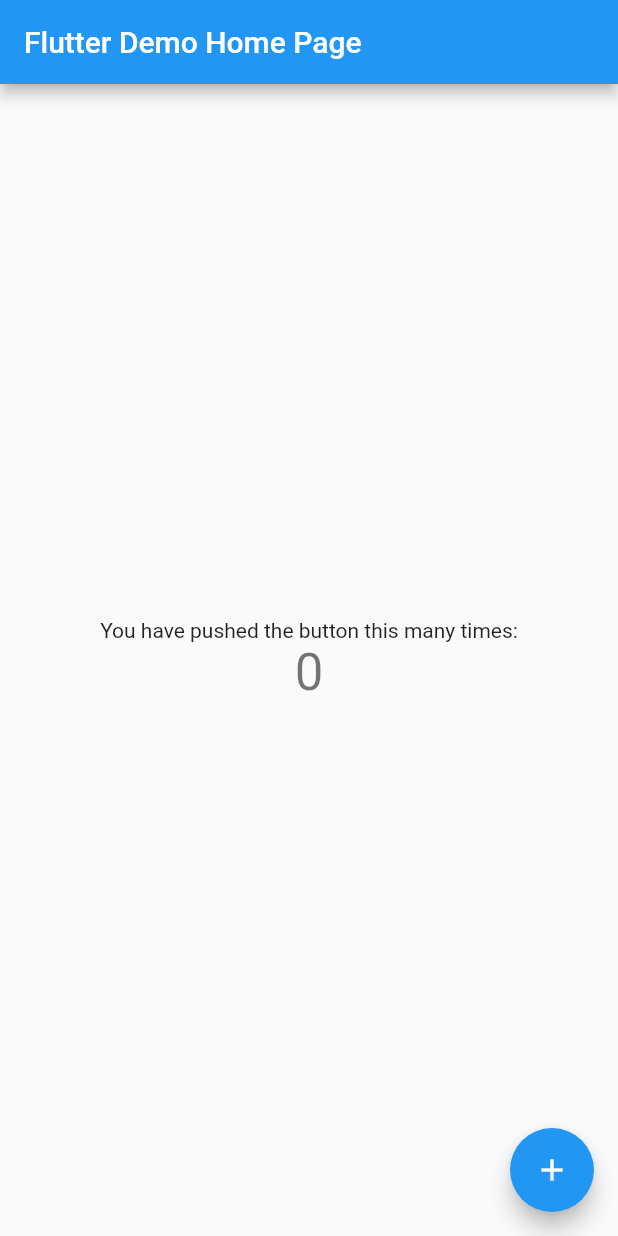
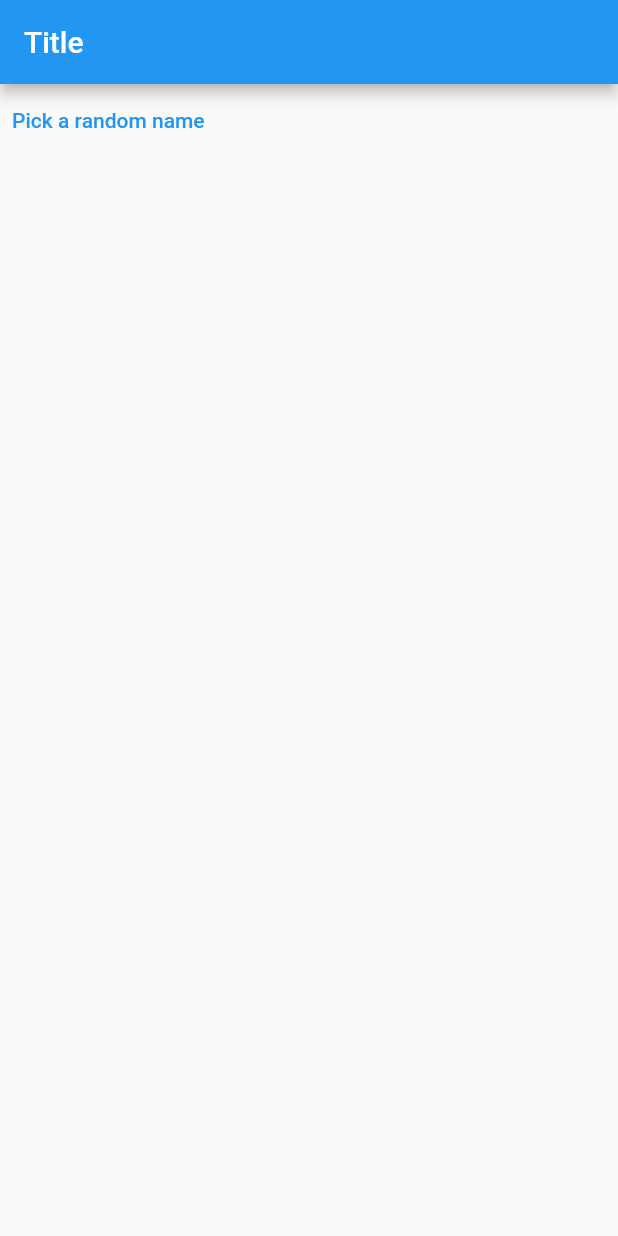
Before and after one commit to miikhaaeel/bloc, a Flutter app: the screen it shows after launch, on a phone screen of 412 x 824 dp. Run offline on Flutter 3.47's test engine with Material 2 defaults, Android fonts, the phone set to English and light mode, and no system bars; our stand-ins replace bloc.

Commit message:
creating cubit for picking random names

```diff
--- a/lib/main.dart
+++ b/lib/main.dart
@@ -1,7 +1,29 @@
 import 'package:flutter/material.dart';
+import 'package:bloc/bloc.dart';
+import 'dart:math' as math show Random;
 
 void main() {
   runApp(const MyApp());
+}
+
+const names = [
+  'Mike',
+  'Racheal',
+  'Dami',
+  'Ronke',
+  'Josh',
+  'Raymond',
+  'Honey',
+];
+
+extension RamdomElement<T> on Iterable<T> {
+  T getRandomElement() => elementAt(math.Random().nextInt(length));
+}
+
+class NamesCubit extends Cubit<String?> {
+  NamesCubit() : super(null);
+
+  void pickRandomName() => emit(names.getRandomElement());
 }
 
 class MyApp extends StatelessWidget {
@@ -14,52 +36,66 @@ class MyApp extends StatelessWidget {
       theme: ThemeData(
         primarySwatch: Colors.blue,
       ),
-      home: const MyHomePage(title: 'Flutter Demo Home Page'),
+      home: const MyHomePage(),
     );
   }
 }
+
 class MyHomePage extends StatefulWidget {
-  const MyHomePage({Key? key, required this.title}) : super(key: key);
-
-  final String title;
+  const MyHomePage({Key? key}) : super(key: key);
 
   @override
   State<MyHomePage> createState() => _MyHomePageState();
 }
 
 class _MyHomePageState extends State<MyHomePage> {
-  int _counter = 0;
+  late final NamesCubit cubit;
+  @override
+  void initState() {
+    // TODO: implement initState
+    super.initState();
+    cubit = NamesCubit();
+  }
 
-  void _incrementCounter() {
-    setState(() {
-      _counter++;
-    });
+  @override
+  void dispose() {
+    // TODO: implement dispose
+    super.dispose();
+    cubit.close();
   }
 
   @override
   Widget build(BuildContext context) {
     return Scaffold(
       appBar: AppBar(
-        title: Text(widget.title),
+        title: const Text('Title'),
       ),
-      body: Center(
-        child: Column(
-          mainAxisAlignment: MainAxisAlignment.center,
-          children: <Widget>[
-            const Text(
-              'You have pushed the button this many times:',
-            ),
-            Text(
-              '$_counter',
-              style: Theme.of(context).textTheme.headline4,
-            ),
-          ],
-        ),
-      ),
-      floatingActionButton: FloatingActionButton(
-        onPressed: _incrementCounter,
-        tooltip: 'Increment',
-        child: const Icon(Icons.add),
+      body: StreamBuilder<String?>(
+        stream: cubit.stream,
+        builder: (context, snapshot) {
+          final button = TextButton(
+            onPressed: () => cubit.pickRandomName(),
+            child: const Text('Pick a random name'),
+          );
+          switch (snapshot.connectionState) {
+            case ConnectionState.none:
+              return button;
+            case ConnectionState.waiting:
+              return button;
+            case ConnectionState.active:
+              return Center(
+                child: Column(
+                  mainAxisAlignment: MainAxisAlignment.center,
+                  children: [
+                    Text(snapshot.data ?? ''),
+                    button,
+                  ],
+                ),
+              );
+            case ConnectionState.done:
+              return const SizedBox();
+          }
+        },
       ),
     );
   }
```
Also changed, not shown: pubspec.yaml (+5 -35 lines), pubspec.lock.
